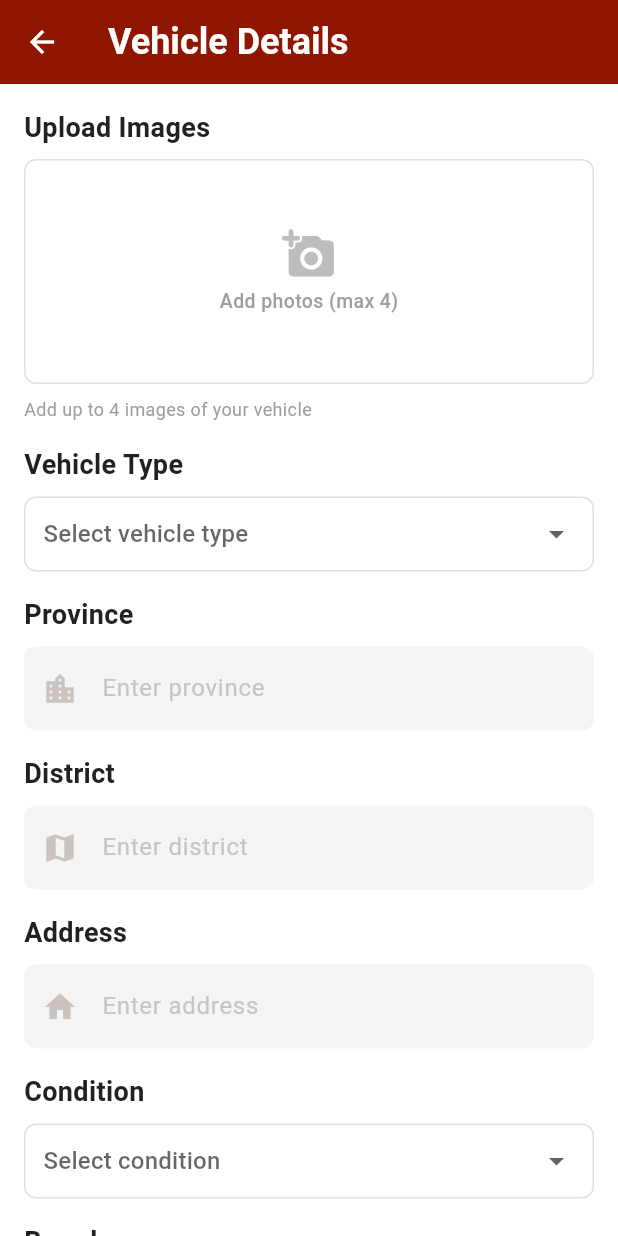
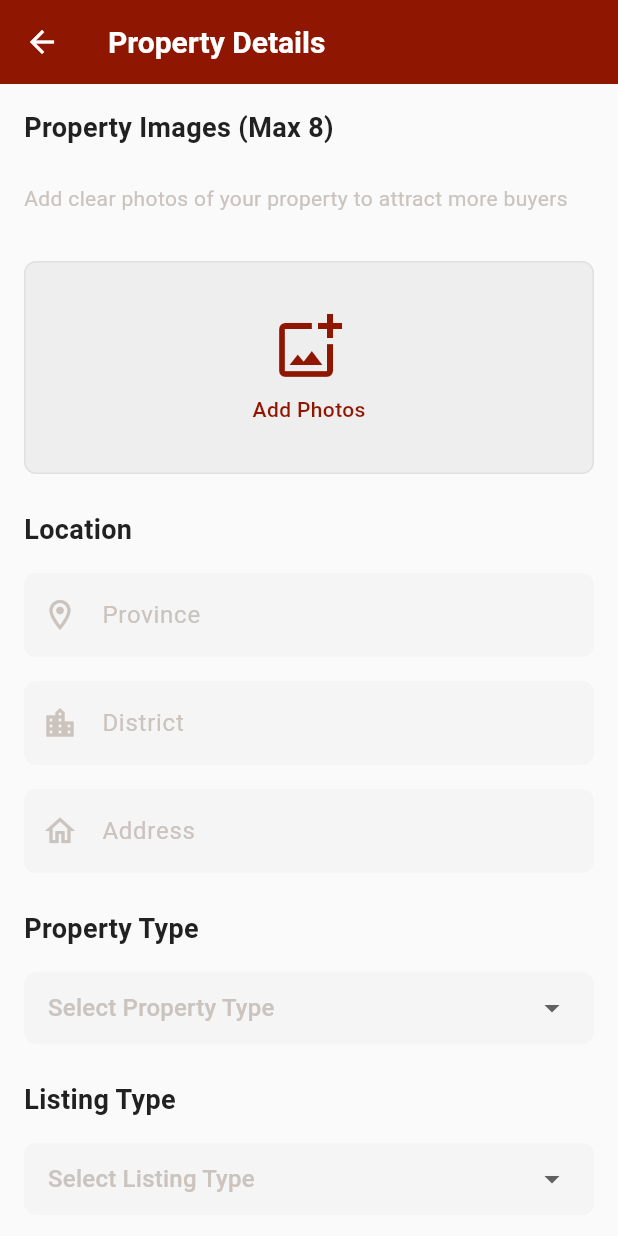
Before and after one commit to Imesh-Madushan-Dev/Yaka-App-Revamp, a Flutter app: the PostAdPage screen opened directly, after a tap on "Property", on a phone screen of 412 x 824 dp. Run offline on Flutter 3.47's test engine with Material 3 defaults, Android fonts, the light colour scheme and no system bars; our stand-ins replace icons_plus, image_picker, shared_preferences; accounts and stored records are empty.

Commit message:
Create property add section

```diff
--- /dev/null
+++ b/lib/screens/main/post_ad_page/post_ad-sub_pages/property_details.dart
@@ -0,0 +1,370 @@
+import 'dart:io';
+
+import 'package:flutter/material.dart';
+import 'package:image_picker/image_picker.dart';
+import 'package:yaka_app/constants/app_colors.dart';
+import 'package:yaka_app/widgets/custom_text_field.dart';
+import 'package:yaka_app/widgets/custom_button.dart';
+
+class PropertyDetailsScreen extends StatefulWidget {
+  const PropertyDetailsScreen({super.key});
+
+  @override
+  State<PropertyDetailsScreen> createState() => _PropertyDetailsScreenState();
+}
+
+class _PropertyDetailsScreenState extends State<PropertyDetailsScreen> {
+  final Map<String, TextEditingController> _controllers = {
+    'province': TextEditingController(),
+    'district': TextEditingController(),
+    'address': TextEditingController(),
+    'title': TextEditingController(),
+    'description': TextEditingController(),
+    'price': TextEditingController(),
+    'landSize': TextEditingController(),
+    'bedrooms': TextEditingController(),
+    'bathrooms': TextEditingController(),
+  };
+
+  String? _selectedPropertyType;
+  String? _selectedListingType;
+
+  final List<String> propertyTypes = [
+    'House',
+    'Apartment',
+    'Land',
+    'Commercial Property',
+    'Room',
+    'Bungalow',
+    'Villa'
+  ];
+
+  final List<String> listingTypes = ['For Sale', 'For Rent', 'To Share'];
+
+  final List<File> _selectedImages = [];
+  final int _maxImages = 8;
+  final ImagePicker _picker = ImagePicker();
+
+  @override
+  void dispose() {
+    _controllers.forEach((_, controller) => controller.dispose());
+    super.dispose();
+  }
+
+  Future<void> _pickImages() async {
+    final List<XFile>? images = await _picker.pickMultiImage();
+    if (images != null) {
+      setState(() {
+        for (var image in images) {
+          if (_selectedImages.length < _maxImages) {
+            _selectedImages.add(File(image.path));
+          } else {
+            break;
+          }
+        }
+      });
+    }
+  }
+
+  void _removeImage(int index) {
+    setState(() {
+      _selectedImages.removeAt(index);
+    });
+  }
+
+  @override
+  Widget build(BuildContext context) {
+    return Scaffold(
+      backgroundColor: Colors.grey[50],
+      appBar: AppBar(
+        backgroundColor: AppColors.primaryColor,
+        title: Text(
+          "Property Details",
+          style: TextStyle(
+            fontSize: 20,
+            fontWeight: FontWeight.bold,
+            color: AppColors.backgroundColor,
+          ),
+        ),
+        leading: IconButton(
+          icon: Icon(Icons.arrow_back, color: AppColors.backgroundColor),
+          onPressed: () => Navigator.pop(context),
+        ),
+      ),
+      body: SingleChildScrollView(
+        padding: const EdgeInsets.all(16.0),
+        child: Column(
+          crossAxisAlignment: CrossAxisAlignment.start,
+          children: [
+            // Images Section at the top
+            _buildSectionTitle("Property Images (Max $_maxImages)"),
+            const SizedBox(height: 8),
+            Text(
+              "Add clear photos of your property to attract more buyers",
+              style: TextStyle(
+                color: AppColors.secondaryTextColor,
+                fontSize: 14,
+              ),
+            ),
+            const SizedBox(height: 16),
+            _buildImagePicker(),
+
+            const SizedBox(height: 24),
+
+            // Location Section
+            _buildSectionTitle("Location"),
+            CustomTextField(
+              hintText: "Province",
+              controller: _controllers['province'],
+              prefixIcon: Icons.location_on_outlined,
+            ),
+            const SizedBox(height: 16),
+            CustomTextField(
+              hintText: "District",
+              controller: _controllers['district'],
+              prefixIcon: Icons.location_city_outlined,
+            ),
+            const SizedBox(height: 16),
+            CustomTextField(
+              hintText: "Address",
+              controller: _controllers['address'],
+              prefixIcon: Icons.home_outlined,
+            ),
+
+            const SizedBox(height: 24),
+
+            // Property Type Section
+            _buildSectionTitle("Property Type"),
+            _buildDropdown(
+              value: _selectedPropertyType,
+              items: propertyTypes,
+              hint: "Select Property Type",
+              onChanged: (value) {
+                setState(() {
+                  _selectedPropertyType = value;
+                });
+              },
+            ),
+
+            const SizedBox(height: 24),
+
+            // Listing Type Section
+            _buildSectionTitle("Listing Type"),
+            _buildDropdown(
+              value: _selectedListingType,
+              items: listingTypes,
+              hint: "Select Listing Type",
+              onChanged: (value) {
+                setState(() {
+                  _selectedListingType = value;
+                });
+              },
+            ),
+
+            const SizedBox(height: 24),
+
+            // Property Details Section
+            _buildSectionTitle("Property Details"),
+            CustomTextField(
+              hintText: "Title",
+              controller: _controllers['title'],
+              prefixIcon: Icons.title_outlined,
+            ),
+            const SizedBox(height: 16),
+            CustomTextField(
+              hintText: "Description",
+              controller: _controllers['description'],
+              prefixIcon: Icons.description_outlined,
+            ),
+            const SizedBox(height: 16),
+            CustomTextField(
+              hintText: "Price (LKR)",
+              controller: _controllers['price'],
+              prefixIcon: Icons.attach_money_outlined,
+              keyboardType: TextInputType.number,
+            ),
+
+            const SizedBox(height: 24),
+
+            // Property Specifications
+            _buildSectionTitle("Property Specifications"),
+            CustomTextField(
+              hintText: "Land Size (perches/acres)",
+              controller: _controllers['landSize'],
+              prefixIcon: Icons.landscape_outlined,
+            ),
+            const SizedBox(height: 16),
+            Row(
+              children: [
+                Expanded(
+                  child: CustomTextField(
+                    hintText: "Bedrooms",
+                    controller: _controllers['bedrooms'],
+                    prefixIcon: Icons.bed_outlined,
+                    keyboardType: TextInputType.number,
+                  ),
+                ),
+                const SizedBox(width: 16),
+                Expanded(
+                  child: CustomTextField(
+                    hintText: "Bathrooms",
+                    controller: _controllers['bathrooms'],
+                    prefixIcon: Icons.bathroom_outlined,
+                    keyboardType: TextInputType.number,
+                  ),
+                ),
+              ],
+            ),
+
+            const SizedBox(height: 32),
+
+            // Submit Button
+            CustomButton(
+              text: "Post Ad",
+              onPressed: () {
+                // Implement ad posting logic
+                ScaffoldMessenger.of(context).showSnackBar(
+                  SnackBar(content: Text("Property ad posted successfully!")),
+                );
+                Navigator.pop(context);
+              },
+            ),
+            const SizedBox(height: 24),
+          ],
+        ),
+      ),
+    );
+  }
+
+  Widget _buildSectionTitle(String title) {
+    return Padding(
+      padding: const EdgeInsets.only(bottom: 16.0),
+      child: Text(
+        title,
+        style: TextStyle(
+          fontSize: 18,
+          fontWeight: FontWeight.bold,
+          color: AppColors.onSurfaceColor,
+        ),
+      ),
+    );
+  }
+
+  Widget _buildDropdown({
+    required String? value,
+    required List<String> items,
+    required String hint,
+    required Function(String?) onChanged,
+  }) {
+    return Container(
+      padding: const EdgeInsets.symmetric(horizontal: 16),
+      decoration: BoxDecoration(
+        color: Colors.grey[100],
+        borderRadius: BorderRadius.circular(8),
+      ),
+      child: DropdownButtonHideUnderline(
+        child: DropdownButton<String>(
+          value: value,
+          isExpanded: true,
+          hint: Text(hint, style: TextStyle(color: AppColors.secondaryTextColor)),
+          items: items.map((String item) {
+            return DropdownMenuItem<String>(
+              value: item,
+              child: Text(item),
+            );
+          }).toList(),
+          onChanged: onChanged,
+        ),
+      ),
+    );
+  }
+
+  Widget _buildImagePicker() {
+    return Column(
+      crossAxisAlignment: CrossAxisAlignment.start,
+      children: [
+        // Image grid
+        if (_selectedImages.isNotEmpty)
+          GridView.builder(
+            shrinkWrap: true,
+            physics: NeverScrollableScrollPhysics(),
+            gridDelegate: SliverGridDelegateWithFixedCrossAxisCount(
+              crossAxisCount: 3,
+              crossAxisSpacing: 8,
+              mainAxisSpacing: 8,
+            ),
+            itemCount: _selectedImages.length,
+            itemBuilder: (context, index) {
+              return Stack(
+                children: [
+                  Container(
+                    decoration: BoxDecoration(
+                      borderRadius: BorderRadius.circular(8),
+                      image: DecorationImage(
+                        image: FileImage(_selectedImages[index]),
+                        fit: BoxFit.cover,
+                      ),
+                    ),
+                  ),
+                  Positioned(
+                    top: 5,
+                    right: 5,
+                    child: GestureDetector(
+                      onTap: () => _removeImage(index),
+                      child: Container(
+                        padding: EdgeInsets.all(4),
+                        decoration: BoxDecoration(
+                          color: Colors.black.withOpacity(0.5),
+                          shape: BoxShape.circle,
+                        ),
+                        child: Icon(
+                          Icons.close,
+                          color: Colors.white,
+                          size: 16,
+                        ),
+                      ),
+                    ),
+                  ),
+                ],
+              );
+            },
+          ),
+        const SizedBox(height: 16),
+        // Add image button
+        if (_selectedImages.length < _maxImages)
+          InkWell(
+            onTap: _pickImages,
+            child: Container(
+              width: double.infinity,
+              padding: EdgeInsets.symmetric(vertical: 32),
+              decoration: BoxDecoration(
+                color: Colors.grey[200],
+                borderRadius: BorderRadius.circular(8),
+                border: Border.all(
+                  color: Colors.grey[300]!,
+                  width: 1,
+                ),
+              ),
+              child: Column(
+                children: [
+                  Icon(
+                    Icons.add_photo_alternate_outlined,
+                    size: 48,
+                    color: AppColors.primaryColor,
+                  ),
+                  const SizedBox(height: 8),
+                  Text(
+                    "Add Photos",
+                    style: TextStyle(
+                      color: AppColors.primaryColor,
+                      fontWeight: FontWeight.w500,
+                    ),
+                  ),
+                ],
+              ),
+            ),
+          ),
+      ],
+    );
+  }
+}
--- a/lib/screens/main/post_ad_page/post_ad_page.dart
+++ b/lib/screens/main/post_ad_page/post_ad_page.dart
@@ -4,6 +4,7 @@ import 'package:yaka_app/constants/app_colors.dart';
 
 import 'post_ad-sub_pages/electronic_details.dart';
 import 'post_ad-sub_pages/vehicale_details.dart';
+import 'post_ad-sub_pages/property_details.dart';
 
 class PostAdPage extends StatefulWidget {
   const PostAdPage({super.key});
@@ -98,7 +99,7 @@ class _PostAdPageState extends State<PostAdPage> {
                           () => Navigator.push(
                             context,
                             MaterialPageRoute(
-                                builder: (context) => VehicleDetailsScreen()),
+                                builder: (context) => PropertyDetailsScreen()),
                           ),
                         ),
                         _buildCategoryCard(
```
Also changed, not shown: 128 other files.
